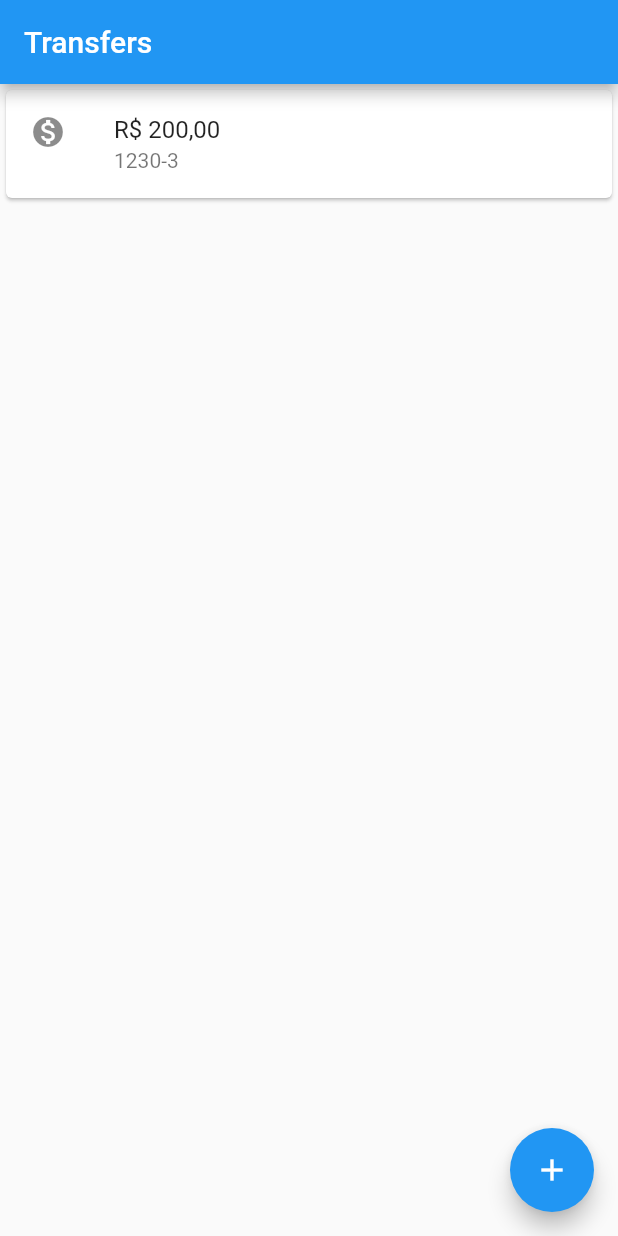
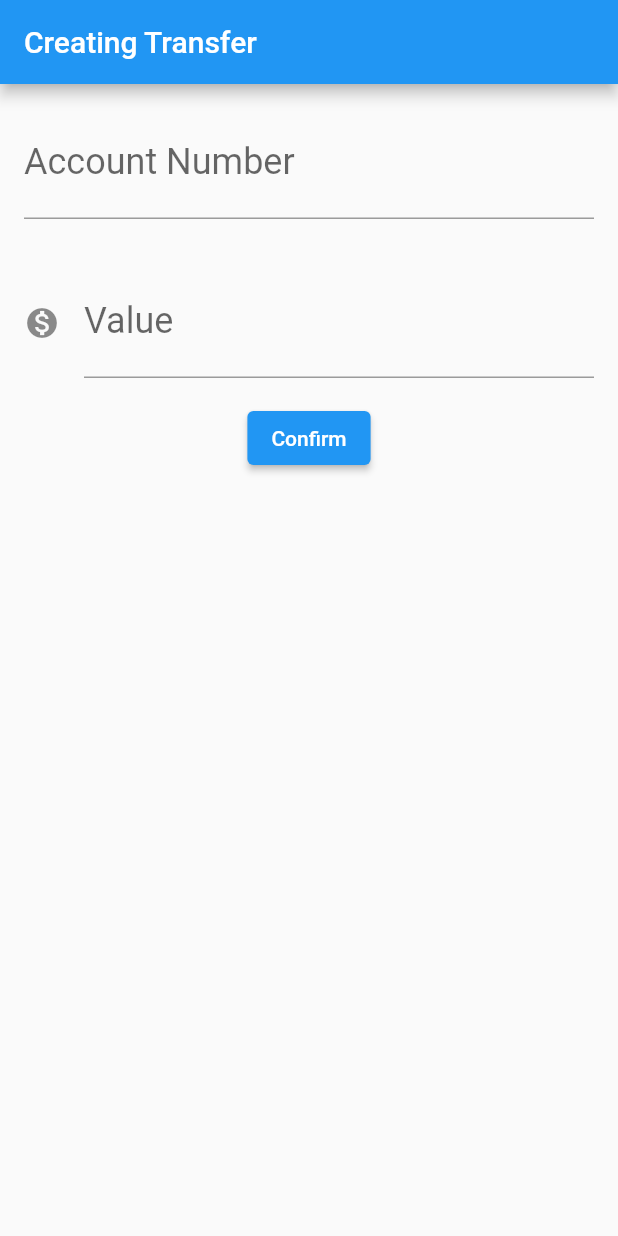
Before and after one commit to mickaelxd/bytebank, a Flutter app: the screen it shows after launch, on a phone screen of 412 x 824 dp. Run offline on Flutter 3.47's test engine with Material 2 defaults, Android fonts, the phone set to English and light mode, and no system bars.

Commit message:
Create Transfer Form

```diff
--- a/lib/main.dart
+++ b/lib/main.dart
@@ -1,20 +1,68 @@
 import 'package:flutter/material.dart';
 
-void main() => runApp(MyApp());
+void main() => runApp(BytebankApp());
 
-class MyApp extends StatelessWidget {
+class BytebankApp extends StatelessWidget {
   @override
   Widget build(BuildContext context) {
     return MaterialApp(
       home: Scaffold(
+        body: TransferForm(),
+      ),
+    );
+  }
+}
+
+class TransferForm extends StatelessWidget {
+
+final TextEditingController _controllerAccountNumber = TextEditingController();
+final TextEditingController _controllerValue = TextEditingController();
+
+  @override
+  Widget build(BuildContext context) {
+    return Scaffold(
       appBar: AppBar(
-          title: Text('Transfers'),
+        title: Text('Creating Transfer'),
       ),
-        floatingActionButton: FloatingActionButton(
-          child: Icon(Icons.add),
-          onPressed: () {},
+      body: Column(
+        children: [
+          Padding(
+            padding: const EdgeInsets.all(16.0),
+            child: TextField(
+              controller: _controllerAccountNumber,
+              style: TextStyle(
+                fontSize: 24.0,
               ),
-        body: TransferList(),
+              decoration: InputDecoration(
+                labelText: 'Account Number',
+                hintText: '0000',
+              ),
+              keyboardType: TextInputType.number,
+            ),
+          ),
+          Padding(
+            padding: const EdgeInsets.all(16.0),
+            child: TextField(
+              controller: _controllerValue,
+              style: TextStyle(
+                fontSize: 24.0,
+              ),
+              decoration: InputDecoration(
+                icon: Icon(Icons.monetization_on),
+                labelText: 'Value',
+                hintText: '0.00',
+              ),
+              keyboardType: TextInputType.number,
+            ),
+          ),
+          ElevatedButton(
+            child: Text('Confirm'),
+            onPressed: () {
+              print(_controllerAccountNumber.text);
+              print(_controllerValue.text);
+            },
+          ),
+        ],
       ),
     );
   }
@@ -27,13 +75,22 @@ class TransferList extends StatelessWidget {
 
   @override
   Widget build(BuildContext context) {
-    return ListView(
+    return Scaffold(
+      body: ListView(
         children: [
           TransferItem(
             value: '200',
             accountNumber: '1230-3',
           ),
         ],
+      ),
+      floatingActionButton: FloatingActionButton(
+        child: Icon(Icons.add),
+        onPressed: () {},
+      ),
+      appBar: AppBar(
+        title: Text('Transfers'),
+      ),
     );
   }
 }
```
Also changed, not shown: 1 other file. Lines whose indentation alone changed are shown as unchanged.
